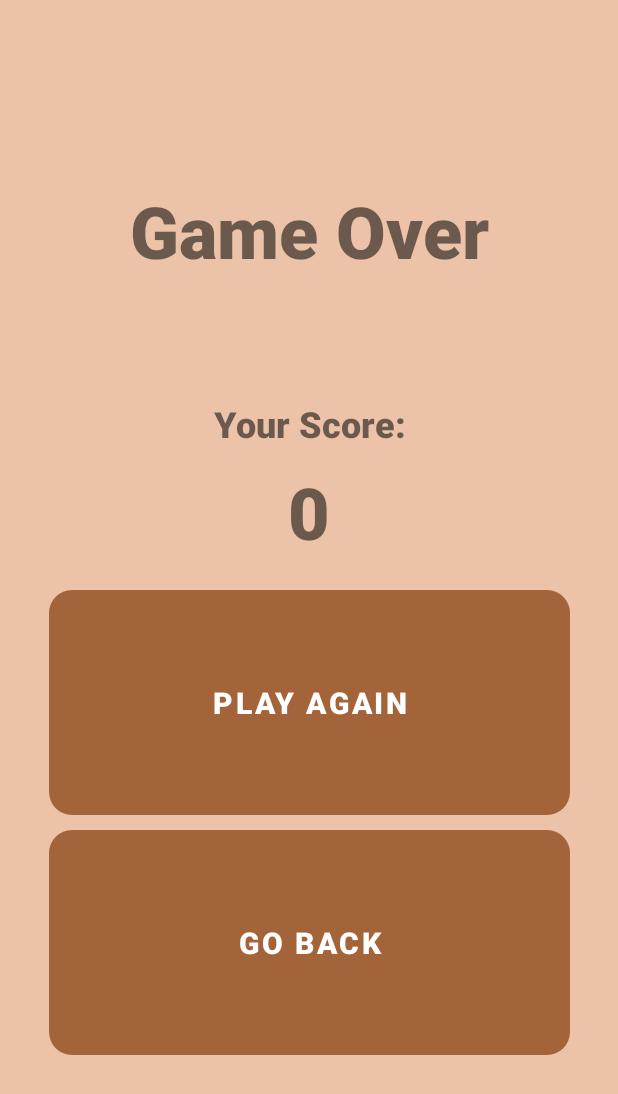
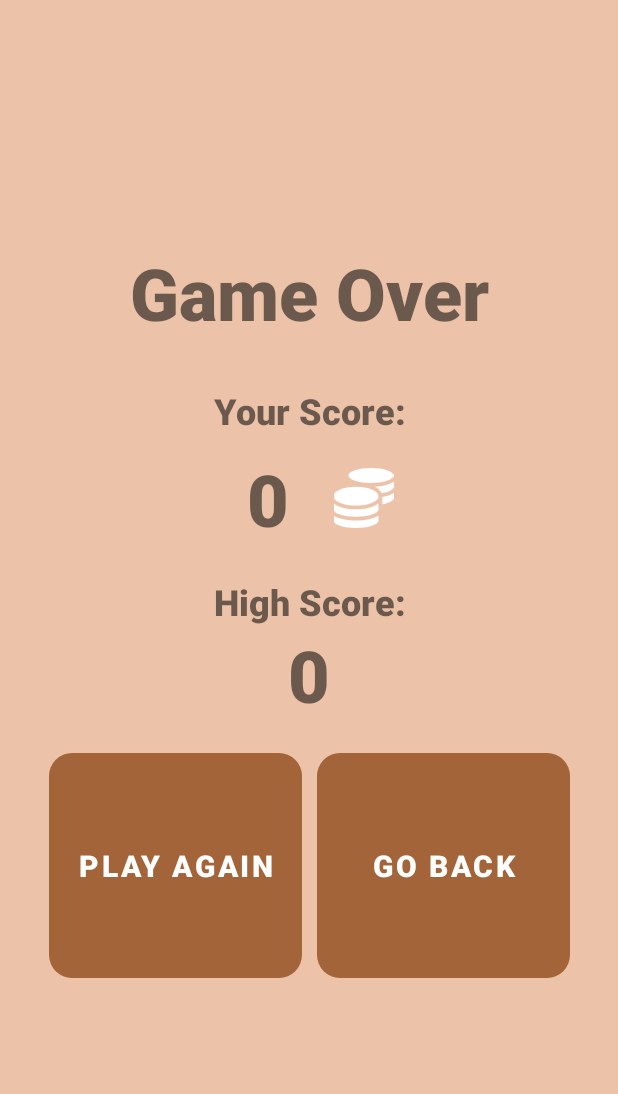
Before and after one commit to dunzvl/Sarithmetics-Rodriguez, an Android app: the GameOverActivity screen opened directly, with no data from a screen before it, on a phone screen of 412 x 824 dp. Shown: the top 1094 px of the screen. Run offline under Robolectric (Android 15) with nearby library versions, the phone set to English and light mode, and no system bars.

Commit message:
Version 0.2 - (Final/Initial) Working state

```diff
--- a/app/src/main/java/com/example/sarithmetics/EndlessGameActivity.java
+++ b/app/src/main/java/com/example/sarithmetics/EndlessGameActivity.java
@@ -249,6 +249,8 @@ public class EndlessGameActivity extends AppCompatActivity implements View.OnCli
         editor.putBoolean("isInfinite", infiCheck);
         editor.putBoolean("isVigor", isVigor);
         editor.putBoolean("isSafeguard", isSafeguard);
+        editor.putBoolean("isMystery", isMystery);
+        editor.putString("hiddenAnswer", hiddenAnswer);
         // Save any other relevant game data
 
         // Commit the changes
@@ -280,6 +282,8 @@ public class EndlessGameActivity extends AppCompatActivity implements View.OnCli
                 infiCheck = sharedPreferences.getBoolean("isInfinite", false);
                 isVigor = sharedPreferences.getBoolean("isVigor", false);
                 isSafeguard = sharedPreferences.getBoolean("isSafeguard", false);
+                isMystery = sharedPreferences.getBoolean("isMystery", false);
+                hiddenAnswer = sharedPreferences.getString("hiddenAnswer", "0");
                 isAdditionEnabled = sharedPreferences.getBoolean("isAdd", false);
                 isSubtractionEnabled = sharedPreferences.getBoolean("isSub", false);
                 isMultiplicationEnabled = sharedPreferences.getBoolean("isMul", false);
@@ -511,8 +515,10 @@ public class EndlessGameActivity extends AppCompatActivity implements View.OnCli
                 checkAnswerWithSafeguard(selectedAnswer);
             } else if (isMystery) {
                 checkAnswer(selectedAnswer);
+            } else if (safeguardEnable) {
+                    checkAnswerWithSafeguard(selectedAnswer);
             } else {
-                checkAnswerWithSafeguard(selectedAnswer);
+                checkAnswer(selectedAnswer);
             }
 
         }
--- a/app/src/main/java/com/example/sarithmetics/GameOverActivity.java
+++ b/app/src/main/java/com/example/sarithmetics/GameOverActivity.java
@@ -16,9 +16,10 @@ public class GameOverActivity extends AppCompatActivity implements View.OnClickL
     // Declare buttons for accessing different activities
     private Button playagainButton, gobackButton;
     private ImageView settings;
-    private TextView txtScore;
+    private TextView txtScore, txtHighScore;
     private int lastQuestion, maxLives, maxDuration;
     private boolean isAdditionEnabled, isSubtractionEnabled, isMultiplicationEnabled, isDivisionEnabled;
+    private int score;
 
     @Override
     protected void onCreate(Bundle savedInstanceState) {
@@ -29,11 +30,16 @@ public class GameOverActivity extends AppCompatActivity implements View.OnClickL
         playagainButton = findViewById(R.id.playagain_button);
         gobackButton = findViewById(R.id.goback_button);
         txtScore = findViewById(R.id.txtScore);
+        txtHighScore = findViewById(R.id.txtHighScore);
         playagainButton.setOnClickListener(this);
         gobackButton.setOnClickListener(this);
 
         lastQuestion = getIntent().getIntExtra("lastQuestion", 0);
         txtScore.setText(String.valueOf(lastQuestion));
+        score = lastQuestion;
+        if(score > Integer.parseInt(txtHighScore.getText().toString())){
+            txtHighScore.setText(String.valueOf(lastQuestion));
+        }
 
         Intent intent = getIntent();
         isAdditionEnabled = intent.getBooleanExtra("isAddEnabled", false);
@@ -62,11 +68,13 @@ public class GameOverActivity extends AppCompatActivity implements View.OnClickL
                     intent.putExtra("hearts", maxLives);
                     intent.putExtra("time", maxDuration);
                     startActivity(intent);
+                    overridePendingTransition(android.R.anim.fade_in, android.R.anim.fade_out);
                     break;
                 case R.id.goback_button:
                     // Go to Shop activity
                     intent = new Intent(this, PracticeActivity.class);
                     startActivity(intent);
+                    overridePendingTransition(android.R.anim.fade_in, android.R.anim.fade_out);
                     break;
                 case R.id.settings_button:
                     // Go to Practice activity
--- a/app/src/main/res/layout/gameover.xml
+++ b/app/src/main/res/layout/gameover.xml
@@ -29,7 +29,7 @@
 
         <Space
             android:layout_width="match_parent"
-            android:layout_height="80dp"
+            android:layout_height="30dp"
             android:layout_weight="1" />
 
         <TextView
@@ -51,45 +51,130 @@
             android:layout_width="match_parent"
             android:layout_height="10dp" />
 
+        <LinearLayout
+            android:layout_width="match_parent"
+            android:layout_height="match_parent"
+            android:orientation="horizontal">
+
+            <Space
+                android:layout_width="80dp"
+                android:layout_height="20dp"
+                android:layout_weight="1" />
+
             <TextView
                 android:id="@+id/txtScore"
-            android:layout_width="match_parent"
+                android:layout_width="wrap_content"
                 android:layout_height="wrap_content"
+                android:layout_weight="1"
                 android:fontFamily="sans-serif-black"
-            android:text="TextView"
+                android:text="0"
                 android:textAlignment="center"
                 android:textSize="48sp" />
+
+            <ImageView
+                android:id="@+id/imageView3"
+                android:layout_width="10dp"
+                android:layout_height="40dp"
+                android:layout_gravity="center"
+                android:layout_marginLeft="10dp"
+                android:layout_weight="1"
+                app:srcCompat="@drawable/coins" />
+
+            <Space
+                android:layout_width="80dp"
+                android:layout_height="20dp"
+                android:layout_weight="1" />
+        </LinearLayout>
 
         <Space
             android:layout_width="match_parent"
             android:layout_height="20dp" />
 
+        <TextView
+            android:id="@+id/txtScoretext2"
+            android:layout_width="match_parent"
+            android:layout_height="wrap_content"
+            android:layout_gravity="center|center_vertical"
+            android:fontFamily="sans-serif-black"
+            android:gravity="center"
+            android:text="High Score:"
+            android:textAlignment="center"
+            android:textSize="24sp"
+            app:layout_constraintEnd_toEndOf="parent"
+            app:layout_constraintHorizontal_bias="0.907"
+            app:layout_constraintStart_toStartOf="parent"
+            app:layout_constraintTop_toTopOf="parent" />
+
+        <LinearLayout
+            android:layout_width="match_parent"
+            android:layout_height="match_parent"
+            android:layout_weight="1"
+            android:orientation="horizontal">
+
+            <Space
+                android:layout_width="80dp"
+                android:layout_height="20dp"
+                android:layout_weight="1" />
+
+            <TextView
+                android:id="@+id/txtHighScore"
+                android:layout_width="wrap_content"
+                android:layout_height="wrap_content"
+                android:layout_weight="1"
+                android:fontFamily="sans-serif-black"
+                android:text="0"
+                android:textAlignment="center"
+                android:textSize="48sp" />
+
+            <Space
+                android:layout_width="80dp"
+                android:layout_height="20dp"
+                android:layout_weight="1" />
+        </LinearLayout>
+
+        <Space
+            android:layout_width="match_parent"
+            android:layout_height="20dp"
+            android:layout_weight="1" />
+
+        <LinearLayout
+            android:layout_width="match_parent"
+            android:layout_height="match_parent"
+            android:orientation="horizontal">
+
             <Button
                 android:id="@+id/playagain_button"
-            android:layout_width="347dp"
+                android:layout_width="match_parent"
                 android:layout_height="150dp"
+                android:layout_weight="1"
+                android:background="@drawable/round_button"
                 android:fontFamily="sans-serif-black"
                 android:gravity="center"
                 android:text="Play Again"
                 android:textSize="20sp"
+                android:typeface="normal" />
+
+            <Space
+                android:layout_width="10dp"
+                android:layout_height="wrap_content" />
+
+            <Button
+                android:id="@+id/goback_button"
+                android:layout_width="match_parent"
+                android:layout_height="150dp"
+                android:layout_weight="1"
                 android:background="@drawable/round_button"
+                android:fontFamily="sans-serif-black"
+                android:gravity="center"
+                android:text="Go Back"
+                android:textSize="20sp"
                 android:typeface="normal" />
+        </LinearLayout>
 
         <Space
             android:layout_width="match_parent"
             android:layout_height="10dp" />
 
-        <Button
-            android:id="@+id/goback_button"
-            android:layout_width="match_parent"
-            android:layout_height="150dp"
-            android:fontFamily="sans-serif-black"
-            android:gravity="center"
-            android:text="Go Back"
-            android:textSize="20sp"
-            android:background="@drawable/round_button"
-            android:typeface="normal" />
-
     </LinearLayout>
 
 </androidx.constraintlayout.widget.ConstraintLayout>
```
Lines whose indentation alone changed are shown as unchanged.
